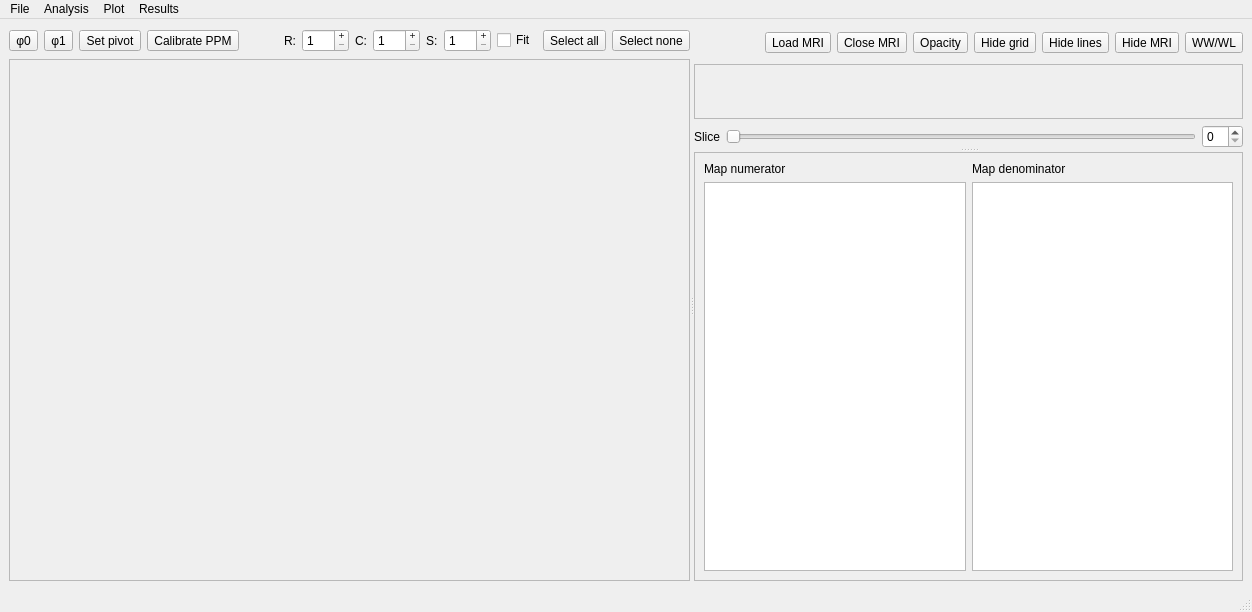
Qt form src/qtgui/ui/mainwindow.ui (martin3141/tarquin) before a commit.
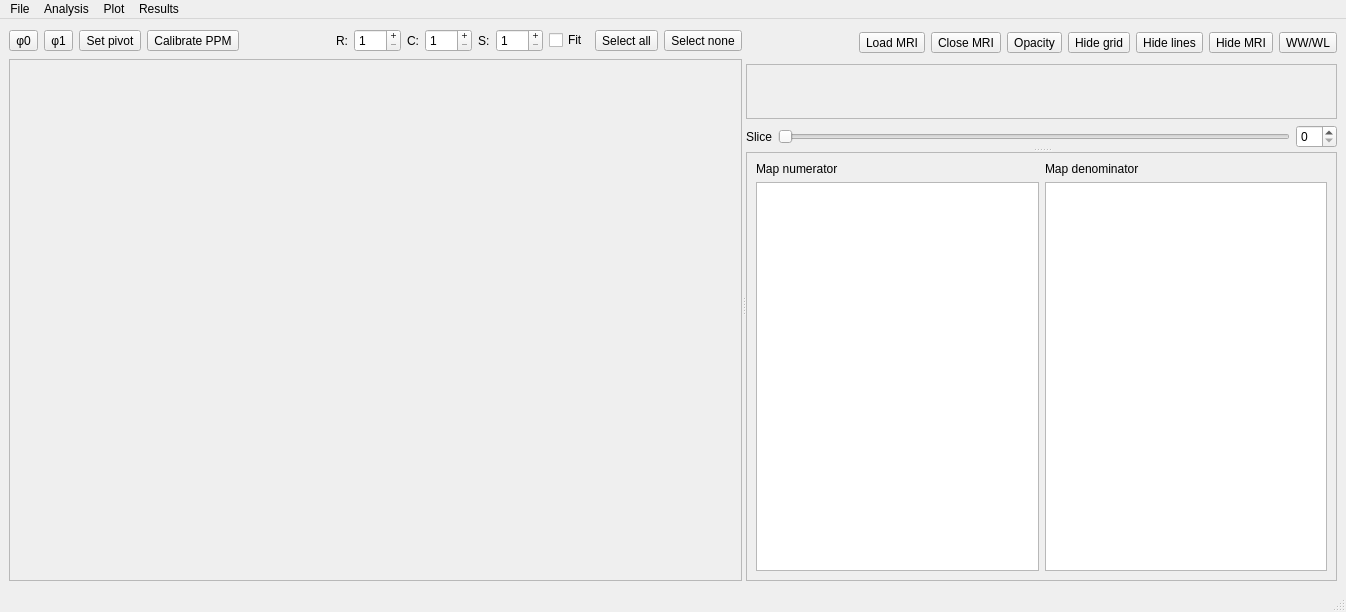
The same form after that commit. Icons and pictures are not drawn.

Commit message: removed fit save from gui and todo update

What changed in the file:
```diff
--- a/src/qtgui/ui/mainwindow.ui
+++ b/src/qtgui/ui/mainwindow.ui
@@ -9,7 +9,7 @@
    <rect>
     <x>0</x>
     <y>0</y>
-    <width>1252</width>
+    <width>1346</width>
     <height>612</height>
    </rect>
   </property>
@@ -379,8 +379,8 @@
     <rect>
      <x>0</x>
      <y>0</y>
-     <width>1252</width>
-     <height>27</height>
+     <width>1346</width>
+     <height>21</height>
     </rect>
    </property>
    <widget class="QMenu" name="menuFile">
```
Left out of the diff: 2 changed lines with no effect on the pictures. The commit also changes 1 other file.
